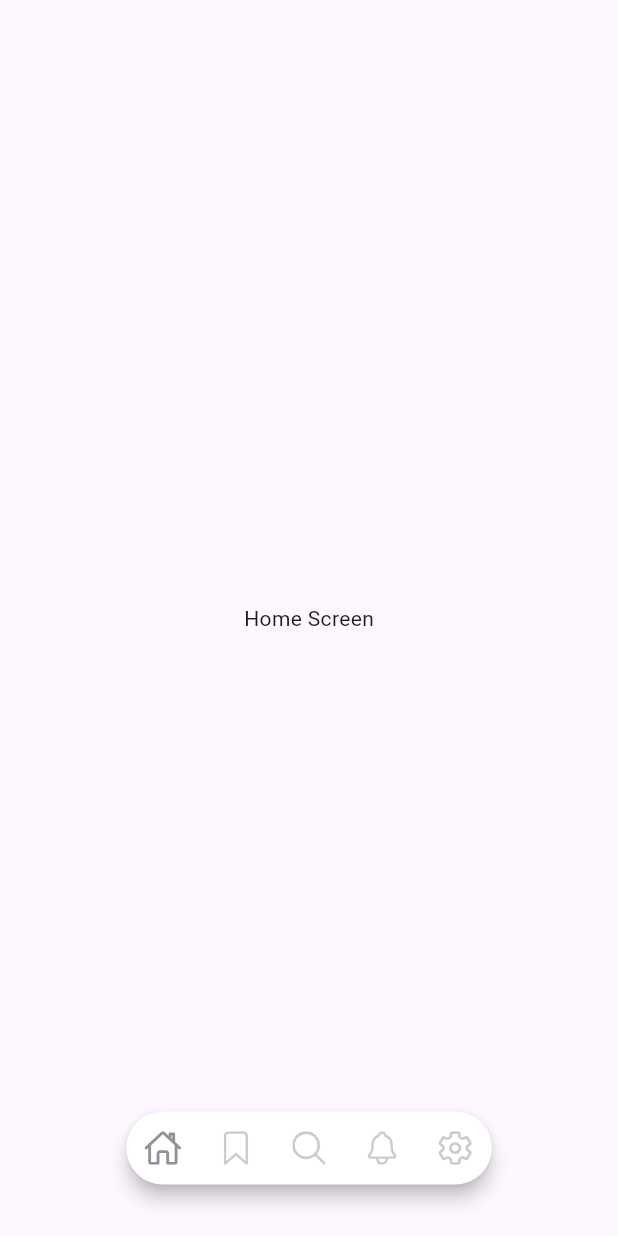
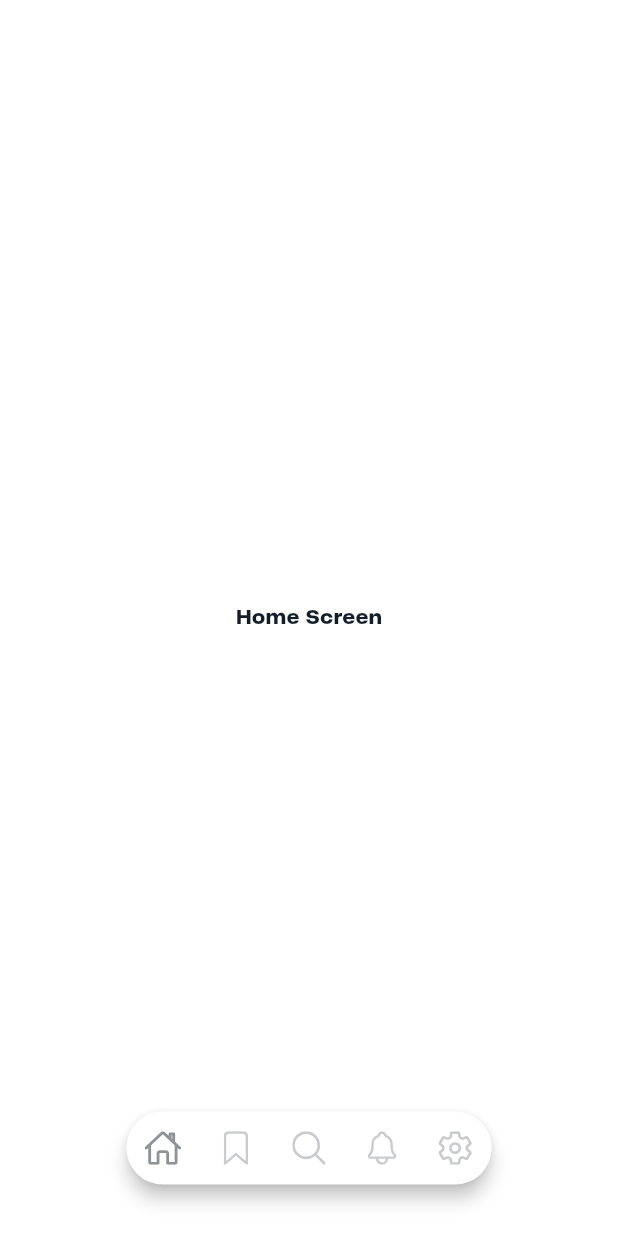
Before and after one commit to devJimmy990/x_projects_task, a Flutter app: the screen it shows after launch, on a phone screen of 412 x 824 dp. Run offline on Flutter 3.47's test engine with Material 3 defaults, Android fonts, the phone set to English and light mode, and no system bars; our stand-ins replace device_preview, dio, flutter_bloc, flutter_dotenv, flutter_screenutil, flutter_svg.

Commit message:
feat: setup basic theme style

```diff
--- a/lib/core/constants/colors_manager.dart
+++ b/lib/core/constants/colors_manager.dart
@@ -1 +1,9 @@
-class ColorsManager {}
+import 'package:flutter/material.dart';
+
+class ColorsManager {
+  static const Color black = Color.fromRGBO(0, 0, 0, 1);
+  static const Color grey = Color.fromRGBO(20, 30, 40, .04);
+  static const Color white = Color.fromRGBO(255, 255, 255, 1);
+  static const Color blackPrimary = Color.fromRGBO(20, 30, 40, 1);
+  static const Color blackSecondary = Color.fromRGBO(20, 30, 40, 0.48);
+}
--- a/lib/core/theme/app_theme.dart
+++ b/lib/core/theme/app_theme.dart
@@ -1 +1,46 @@
-class AppTheme {}
+import 'package:flutter/material.dart';
+import 'package:flutter/services.dart';
+import 'package:x_projects_task/core/constants/colors_manager.dart';
+import 'package:x_projects_task/core/theme/text_style.dart';
+
+class AppThemeData {
+  static final ThemeData light = ThemeData(
+    primaryColor: ColorsManager.blackSecondary,
+    scaffoldBackgroundColor: ColorsManager.white,
+    colorScheme: const ColorScheme.light(
+      brightness: Brightness.light,
+      primary: ColorsManager.blackSecondary,
+      // onPrimary: ColorsManager.white,
+      // secondary: ColorsManager.secondary,
+      onSecondary: ColorsManager.black,
+      // surface: ColorManager.bgLight,
+      // onSurface: ColorManager.textPrimaryLight,
+      // error: ColorManager.error,
+      // onError: ColorManager.white,
+    ),
+    appBarTheme: AppBarTheme(
+      elevation: 0,
+      surfaceTintColor: ColorsManager.white,
+      backgroundColor: ColorsManager.white,
+      foregroundColor: ColorsManager.white,
+      systemOverlayStyle: const SystemUiOverlayStyle(
+        statusBarColor: ColorsManager.blackPrimary,
+        statusBarIconBrightness: Brightness.dark,
+        statusBarBrightness: Brightness.dark,
+      ),
+    ),
+    // tabBarTheme: TabBarTheme(
+    //   labelColor: ColorManager.textPrimaryLight,
+    //   unselectedLabelColor: ColorManager.grey,
+    //   indicator: UnderlineTabIndicator(
+    //     borderSide: BorderSide(color: ColorManager.lightPrimary, width: 2.0),
+    //   ),
+    // ),
+    // floatingActionButtonTheme: const FloatingActionButtonThemeData(
+    //   backgroundColor: ColorManager.actionButton,
+    //   foregroundColor: ColorManager.white,
+    // ),
+    textTheme: AppTextStyle.theme,
+    // inputDecorationTheme: MyInputFieldTheme.light,
+  );
+}
--- /dev/null
+++ b/lib/core/theme/text_style.dart
@@ -0,0 +1,101 @@
+import 'package:flutter/material.dart';
+import 'package:flutter_screenutil/flutter_screenutil.dart';
+import 'package:x_projects_task/core/constants/colors_manager.dart';
+
+class AppTextStyle extends TextTheme {
+  static TextTheme get theme => TextTheme(
+    // Large Titles (36px - 900)
+    displayLarge: TextStyle(
+      fontSize: 36.sp,
+      fontFamily: "telegraf",
+      fontWeight: FontWeight.w800,
+    ),
+
+    // Main Headlines (26px - 400)
+    displayMedium: TextStyle(
+      fontSize: 26.sp,
+      fontFamily: "telegraf",
+      fontWeight: FontWeight.w400,
+    ),
+
+    // Section Headers (22px - 800)
+    headlineLarge: TextStyle(
+      fontSize: 22.sp,
+      fontFamily: "telegraf",
+      fontWeight: FontWeight.w800,
+    ),
+
+    // Titles or Buttons (18px - 900/800)
+    headlineMedium: TextStyle(
+      fontSize: 18.sp,
+      fontFamily: "telegraf",
+      fontWeight: FontWeight.w800,
+    ),
+
+    titleLarge: TextStyle(
+      fontSize: 18.sp,
+      fontFamily: "telegraf",
+      fontWeight: FontWeight.w800,
+    ),
+
+    // Content Headings (16px - 900 / 400)
+    titleMedium: TextStyle(
+      fontSize: 16.sp,
+      fontFamily: "telegraf",
+      fontWeight: FontWeight.w800,
+      color: ColorsManager.blackPrimary,
+    ),
+
+    bodyLarge: TextStyle(
+      fontSize: 16.sp,
+      fontFamily: "telegraf",
+      fontWeight: FontWeight.w400,
+      color: ColorsManager.blackPrimary,
+    ),
+
+    // Regular body text (14px - 400, 900)
+    bodyMedium: TextStyle(
+      fontSize: 14.sp,
+      fontFamily: "telegraf",
+      fontWeight: FontWeight.w400,
+      color: ColorsManager.blackPrimary,
+    ),
+
+    titleSmall: TextStyle(
+      fontSize: 14.sp,
+      fontFamily: "telegraf",
+      fontWeight: FontWeight.w800,
+      color: ColorsManager.blackPrimary,
+    ),
+
+    // Smaller content (12px - 900, 400)
+    bodySmall: TextStyle(
+      fontSize: 12.sp,
+      fontFamily: "telegraf",
+      fontWeight: FontWeight.w200,
+      color: ColorsManager.blackPrimary,
+    ),
+
+    labelLarge: TextStyle(
+      fontSize: 12.sp,
+      fontFamily: "telegraf",
+      fontWeight: FontWeight.w800,
+      color: ColorsManager.blackPrimary,
+    ),
+
+    // Tiny text (10px and 8px — fallback to 400)
+    labelMedium: TextStyle(
+      fontSize: 10.sp,
+      fontFamily: "telegraf",
+      fontWeight: FontWeight.w400,
+      color: ColorsManager.blackPrimary,
+    ),
+
+    labelSmall: TextStyle(
+      fontSize: 8.sp,
+      fontFamily: "telegraf",
+      fontWeight: FontWeight.w400,
+      color: ColorsManager.blackPrimary,
+    ),
+  );
+}
--- a/lib/main.dart
+++ b/lib/main.dart
@@ -2,6 +2,7 @@ import 'package:flutter/material.dart';
 import 'package:device_preview/device_preview.dart';
 import 'package:flutter_dotenv/flutter_dotenv.dart';
 import 'package:flutter_screenutil/flutter_screenutil.dart';
+import 'package:x_projects_task/core/theme/app_theme.dart';
 import 'package:x_projects_task/features/main/main_screen.dart';
 
 void main() async {
@@ -19,7 +20,11 @@ class MyApp extends StatelessWidget {
       splitScreenMode: true,
       designSize: const Size(375, 812),
       builder: (context, child) {
-        return MaterialApp(home: MainScreen());
+        return MaterialApp(
+          debugShowCheckedModeBanner: false,
+          theme: AppThemeData.light,
+          home: const MainScreen(),
+        );
       },
     );
   }
```
Also changed, not shown: pubspec.yaml (+10 -0 lines), assets/fonts/telegraf-extra-bold.otf (added), assets/fonts/telegraf-extra-light.otf (added).
